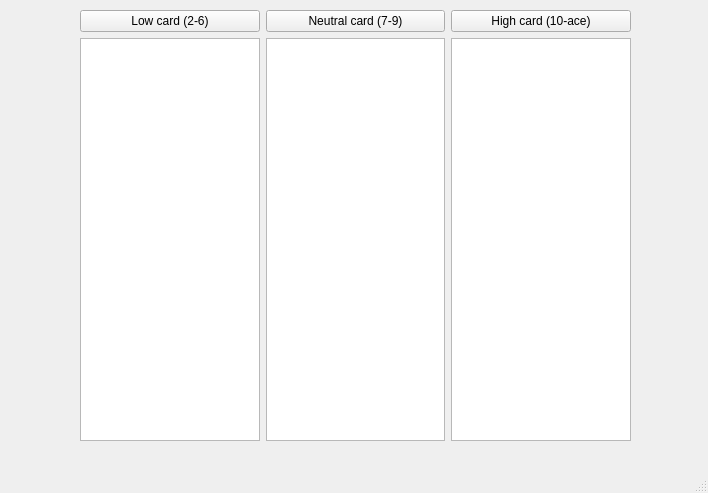
This is src/eindfeest/kaartteller.ui in AukevanderLaan/Eindfeest as Qt 5 draws it before an edit. The edited form follows.
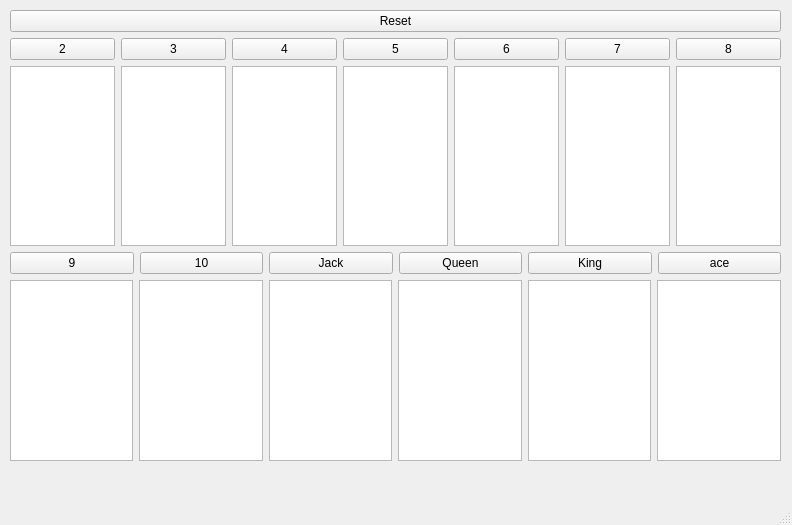
This is the edited form.

Commit message: .ui bestand van hoog/neutraal/laag naar 2-ace

Diff of the .ui file:
```diff
--- a/src/eindfeest/kaartteller.ui
+++ b/src/eindfeest/kaartteller.ui
@@ -6,8 +6,8 @@
    <rect>
     <x>0</x>
     <y>0</y>
-    <width>708</width>
-    <height>493</height>
+    <width>792</width>
+    <height>525</height>
    </rect>
   </property>
   <property name="windowTitle">
@@ -17,33 +17,68 @@
    <widget class="QWidget" name="verticalLayoutWidget">
     <property name="geometry">
      <rect>
-      <x>80</x>
+      <x>10</x>
       <y>10</y>
-      <width>551</width>
-      <height>431</height>
+      <width>771</width>
+      <height>451</height>
      </rect>
     </property>
     <layout class="QVBoxLayout" name="verticalLayout">
+     <item>
+      <widget class="QPushButton" name="reset_button">
+       <property name="text">
+        <string>Reset</string>
+       </property>
+      </widget>
+     </item>
      <item>
       <layout class="QHBoxLayout" name="horizontalLayout_2">
        <item>
         <widget class="QPushButton" name="low_card_button">
          <property name="text">
-          <string>Low card (2-6)</string>
+          <string>2</string>
          </property>
         </widget>
        </item>
        <item>
         <widget class="QPushButton" name="neutral_card_button">
          <property name="text">
-          <string>Neutral card (7-9)</string>
+          <string>3</string>
          </property>
         </widget>
        </item>
        <item>
         <widget class="QPushButton" name="high_card_button">
          <property name="text">
-          <string>High card (10-ace)</string>
+          <string>4</string>
+         </property>
+        </widget>
+       </item>
+       <item>
+        <widget class="QPushButton" name="card_button_5">
+         <property name="text">
+          <string>5</string>
+         </property>
+        </widget>
+       </item>
+       <item>
+        <widget class="QPushButton" name="card_button_6">
+         <property name="text">
+          <string>6</string>
+         </property>
+        </widget>
+       </item>
+       <item>
+        <widget class="QPushButton" name="card_button_7">
+         <property name="text">
+          <string>7</string>
+         </property>
+        </widget>
+       </item>
+       <item>
+        <widget class="QPushButton" name="card_button_8">
+         <property name="text">
+          <string>8</string>
          </property>
         </widget>
        </item>
@@ -58,7 +93,87 @@
         <widget class="QTextEdit" name="text_neutral"/>
        </item>
        <item>
-        <widget class="QTextEdit" name="text_high"/>
+        <widget class="QTextEdit" name="text_4"/>
+       </item>
+       <item>
+        <widget class="QTextEdit" name="text_5"/>
+       </item>
+       <item>
+        <widget class="QTextEdit" name="text_6"/>
+       </item>
+       <item>
+        <widget class="QTextEdit" name="text_7"/>
+       </item>
+       <item>
+        <widget class="QTextEdit" name="text_8"/>
+       </item>
+      </layout>
+     </item>
+     <item>
+      <layout class="QHBoxLayout" name="horizontalLayout_3">
+       <item>
+        <widget class="QPushButton" name="card_button_9">
+         <property name="text">
+          <string>9</string>
+         </property>
+        </widget>
+       </item>
+       <item>
+        <widget class="QPushButton" name="card_button_10">
+         <property name="text">
+          <string>10</string>
+         </property>
+        </widget>
+       </item>
+       <item>
+        <widget class="QPushButton" name="card_button_jack">
+         <property name="text">
+          <string>Jack</string>
+         </property>
+        </widget>
+       </item>
+       <item>
+        <widget class="QPushButton" name="card_button_queen">
+         <property name="text">
+          <string>Queen</string>
+         </property>
+        </widget>
+       </item>
+       <item>
+        <widget class="QPushButton" name="card_button_king">
+         <property name="text">
+          <string>King</string>
+         </property>
+        </widget>
+       </item>
+       <item>
+        <widget class="QPushButton" name="card_button_11">
+         <property name="text">
+          <string>ace</string>
+         </property>
+        </widget>
+       </item>
+      </layout>
+     </item>
+     <item>
+      <layout class="QHBoxLayout" name="horizontalLayout_4">
+       <item>
+        <widget class="QTextEdit" name="text_9"/>
+       </item>
+       <item>
+        <widget class="QTextEdit" name="text_10"/>
+       </item>
+       <item>
+        <widget class="QTextEdit" name="text_jack"/>
+       </item>
+       <item>
+        <widget class="QTextEdit" name="text_queen"/>
+       </item>
+       <item>
+        <widget class="QTextEdit" name="text_king"/>
+       </item>
+       <item>
+        <widget class="QTextEdit" name="text_ace"/>
        </item>
       </layout>
      </item>
```
Left out of the diff: 12 changed lines with no effect on the pictures. The commit also changes 1 other file.
